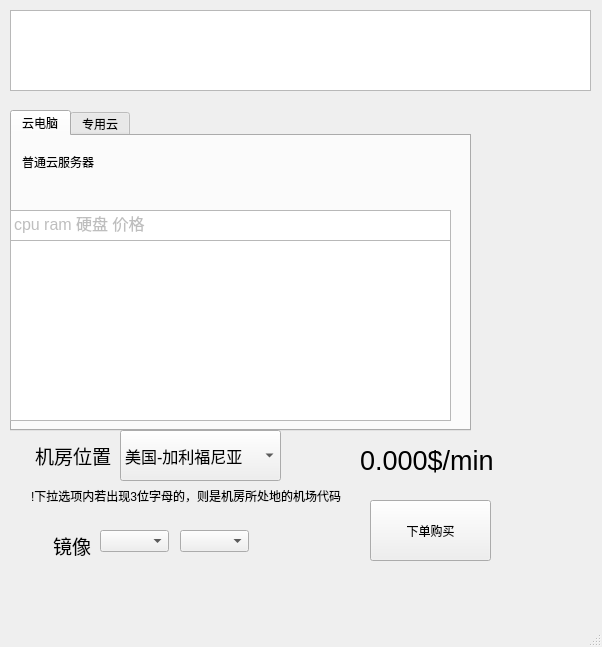
First picture: the form in vultrTool/pagebuy.ui, repository orange2c/vultrtool, before the edit.
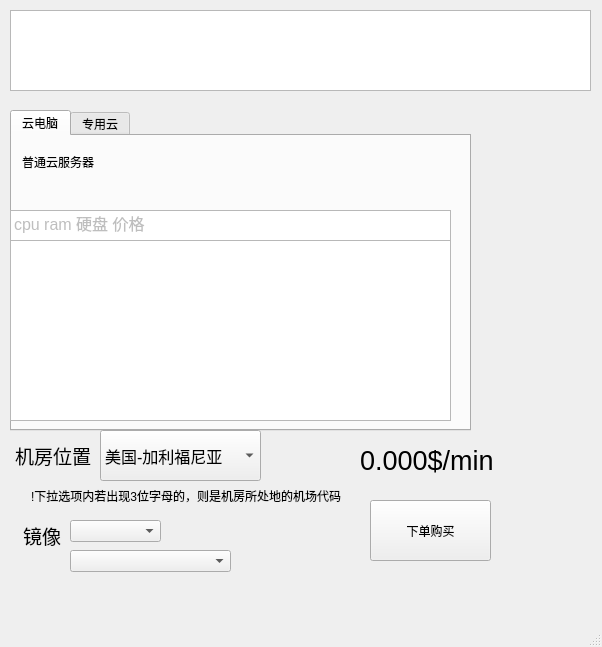
Second picture: the form after the edit.

Commit message: 增加了pagebuy界面，显示可用os的两个小下拉框，并且在pagebuy类内添加now_os指针，修改槽函数保证now_os指向当前选择的os

The edit to the form file:
```diff
--- a/vultrTool/pagebuy.ui
+++ b/vultrTool/pagebuy.ui
@@ -69,7 +69,7 @@
    <widget class="QComboBox" name="Box_locations">
     <property name="geometry">
      <rect>
-      <x>120</x>
+      <x>100</x>
       <y>430</y>
       <width>161</width>
       <height>51</height>
@@ -123,7 +123,7 @@
    <widget class="QLabel" name="label_2">
     <property name="geometry">
      <rect>
-      <x>30</x>
+      <x>10</x>
       <y>440</y>
       <width>81</width>
       <height>31</height>
@@ -144,9 +144,9 @@
    <widget class="QLabel" name="label_3">
     <property name="geometry">
      <rect>
-      <x>10</x>
-      <y>530</y>
-      <width>81</width>
+      <x>20</x>
+      <y>520</y>
+      <width>41</width>
       <height>31</height>
      </rect>
     </property>
@@ -165,9 +165,9 @@
    <widget class="QComboBox" name="comboBox_2">
     <property name="geometry">
      <rect>
-      <x>100</x>
-      <y>530</y>
-      <width>69</width>
+      <x>70</x>
+      <y>520</y>
+      <width>91</width>
       <height>22</height>
      </rect>
     </property>
@@ -175,9 +175,9 @@
    <widget class="QComboBox" name="comboBox_3">
     <property name="geometry">
      <rect>
-      <x>180</x>
-      <y>530</y>
-      <width>69</width>
+      <x>70</x>
+      <y>550</y>
+      <width>161</width>
       <height>22</height>
      </rect>
     </property>
```
Left out of the diff: 6 changed lines with no effect on the pictures. The commit also changes 5 other files.
